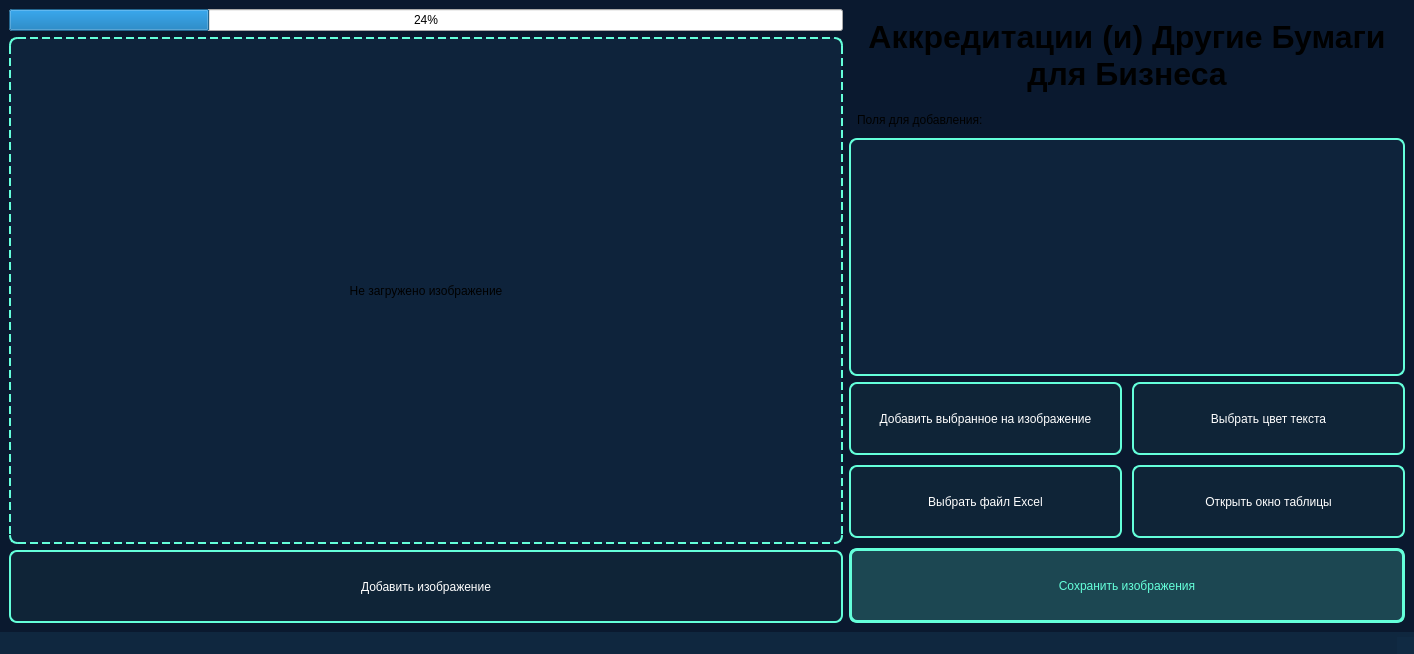
Old version of the form Main.ui in the repository CyberBro9/aobp.
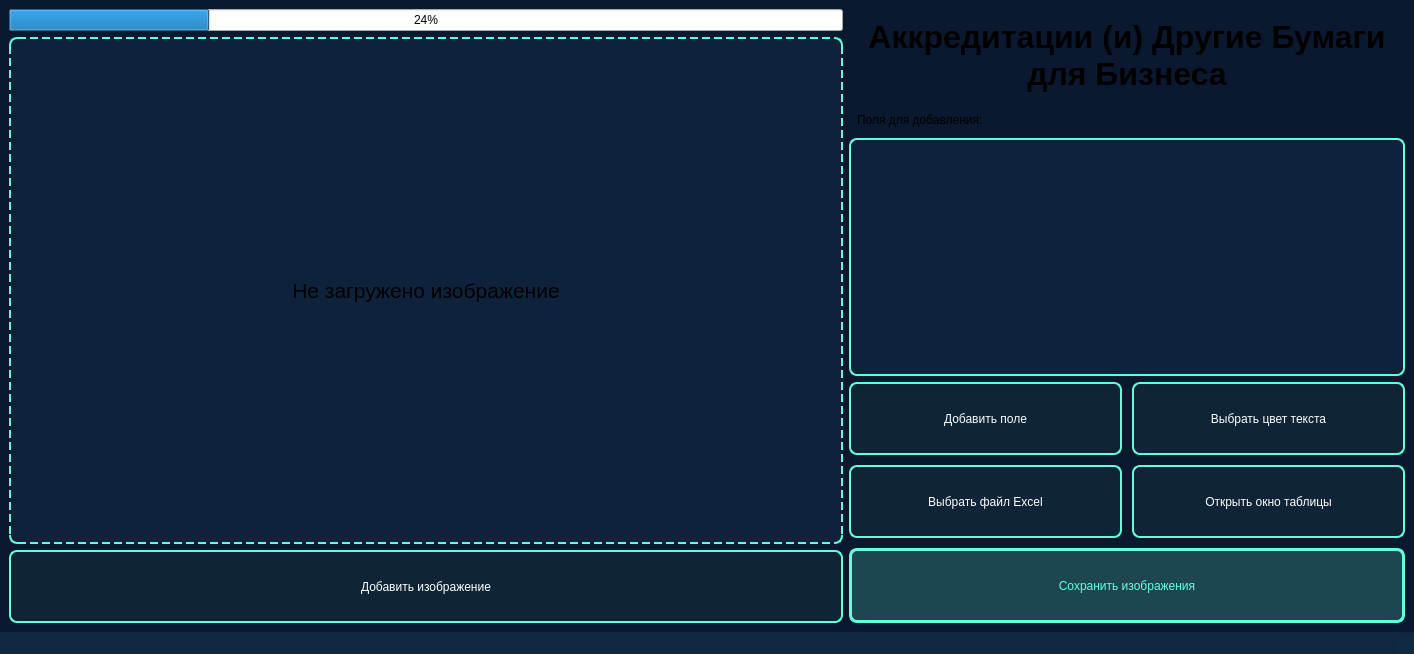
New version of the form. Icons and pictures are not drawn.

Commit message: Polish things up (still don't wanna make a proper commit message)

Patch:
```diff
--- a/Main.ui
+++ b/Main.ui
@@ -83,6 +83,11 @@
           <height>400</height>
          </size>
         </property>
+        <property name="font">
+         <font>
+          <pointsize>16</pointsize>
+         </font>
+        </property>
         <property name="styleSheet">
          <string notr="true"/>
         </property>
@@ -157,7 +162,7 @@
         <item row="0" column="0">
          <widget class="QPushButton" name="addSelections">
           <property name="text">
-           <string>Добавить выбранное на изображение</string>
+           <string>Добавить поле</string>
           </property>
          </widget>
         </item>
```
Left out of the diff: 2 changed lines with no effect on the pictures. The commit also changes 2 other files.
